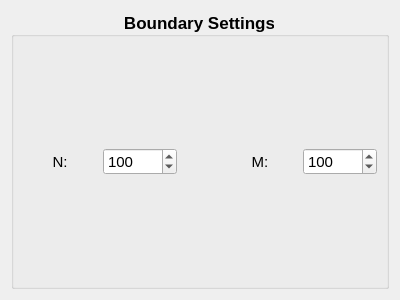
The window that dirac/gui/mainwindow/initialsettings/initial_group_box.ui (brands-d/Dirac) describes before a commit, drawn with Qt 5.
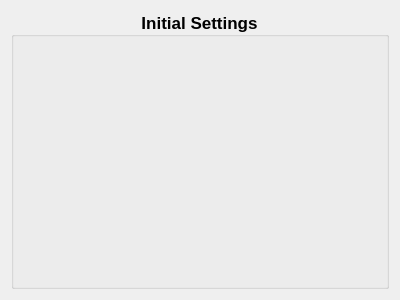
The same window after the commit.

```diff
--- a/dirac/gui/mainwindow/initialsettings/initial_group_box.ui
+++ b/dirac/gui/mainwindow/initialsettings/initial_group_box.ui
@@ -28,7 +28,7 @@
       <string>Adjust boundary related settings here.</string>
      </property>
      <property name="title">
-      <string>Boundary Settings</string>
+      <string>Initial Settings</string>
      </property>
      <property name="alignment">
       <set>Qt::AlignCenter</set>
@@ -37,102 +37,21 @@
       <bool>false</bool>
      </property>
      <layout class="QHBoxLayout" name="horizontalLayout_2">
-      <item>
-       <widget class="QLabel" name="N_label">
-        <property name="font">
-         <font>
-          <pointsize>11</pointsize>
-          <weight>50</weight>
-          <bold>false</bold>
-         </font>
-        </property>
-        <property name="text">
-         <string>N:</string>
-        </property>
-        <property name="alignment">
-         <set>Qt::AlignCenter</set>
-        </property>
-       </widget>
-      </item>
-      <item>
-       <widget class="QSpinBox" name="N_spinbox">
-        <property name="font">
-         <font>
-          <pointsize>11</pointsize>
-          <weight>50</weight>
-          <bold>false</bold>
-         </font>
-        </property>
-        <property name="minimum">
-         <number>4</number>
-        </property>
-        <property name="maximum">
-         <number>10000</number>
-        </property>
-        <property name="singleStep">
-         <number>2</number>
-        </property>
-        <property name="value">
-         <number>100</number>
-        </property>
-       </widget>
-      </item>
-      <item>
-       <spacer name="spacer">
-        <property name="orientation">
-         <enum>Qt::Horizontal</enum>
-        </property>
-        <property name="sizeType">
-         <enum>QSizePolicy::Preferred</enum>
-        </property>
-        <property name="sizeHint" stdset="0">
-         <size>
-          <width>40</width>
-          <height>20</height>
-         </size>
-        </property>
-       </spacer>
-      </item>
-      <item>
-       <widget class="QLabel" name="M_label">
-        <property name="font">
-         <font>
-          <pointsize>11</pointsize>
-          <weight>50</weight>
-          <bold>false</bold>
-         </font>
-        </property>
-        <property name="text">
-         <string>M:</string>
-        </property>
-        <property name="alignment">
-         <set>Qt::AlignCenter</set>
-        </property>
-       </widget>
-      </item>
-      <item>
-       <widget class="QSpinBox" name="M_spinbox">
-        <property name="font">
-         <font>
-          <pointsize>11</pointsize>
-          <weight>50</weight>
-          <bold>false</bold>
-         </font>
-        </property>
-        <property name="minimum">
-         <number>4</number>
-        </property>
-        <property name="maximum">
-         <number>10000</number>
-        </property>
-        <property name="singleStep">
-         <number>2</number>
-        </property>
-        <property name="value">
-         <number>100</number>
-        </property>
-       </widget>
-      </item>
+      <property name="spacing">
+       <number>3</number>
+      </property>
+      <property name="leftMargin">
+       <number>5</number>
+      </property>
+      <property name="topMargin">
+       <number>30</number>
+      </property>
+      <property name="rightMargin">
+       <number>5</number>
+      </property>
+      <property name="bottomMargin">
+       <number>0</number>
+      </property>
      </layout>
     </widget>
    </item>
```
